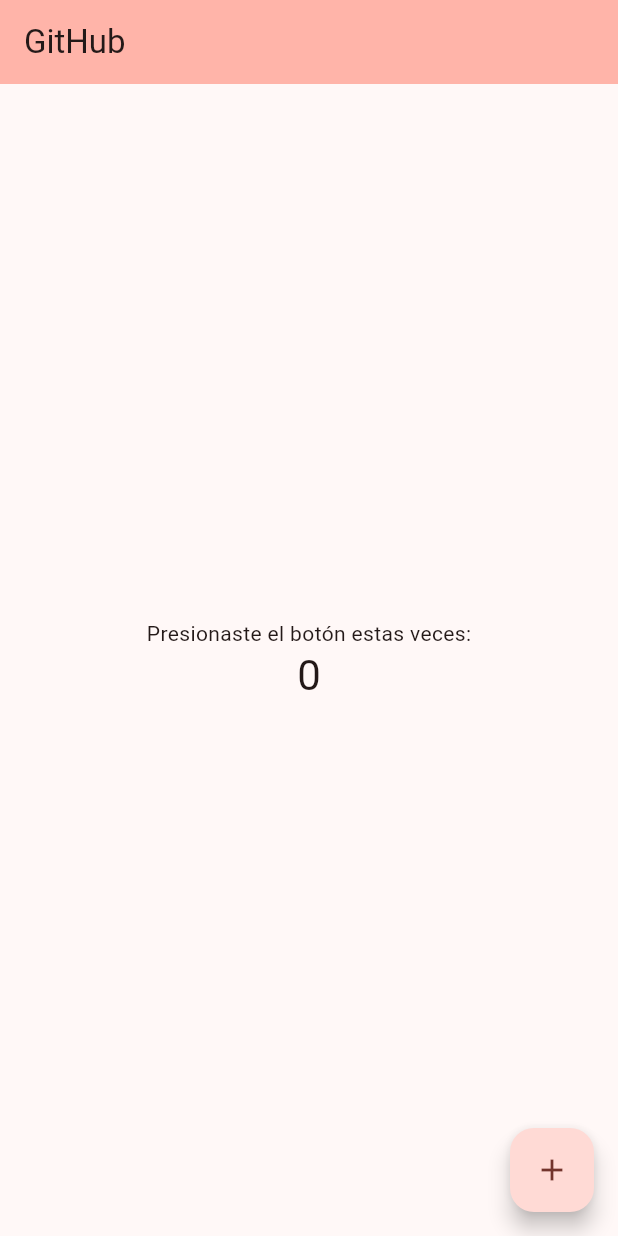
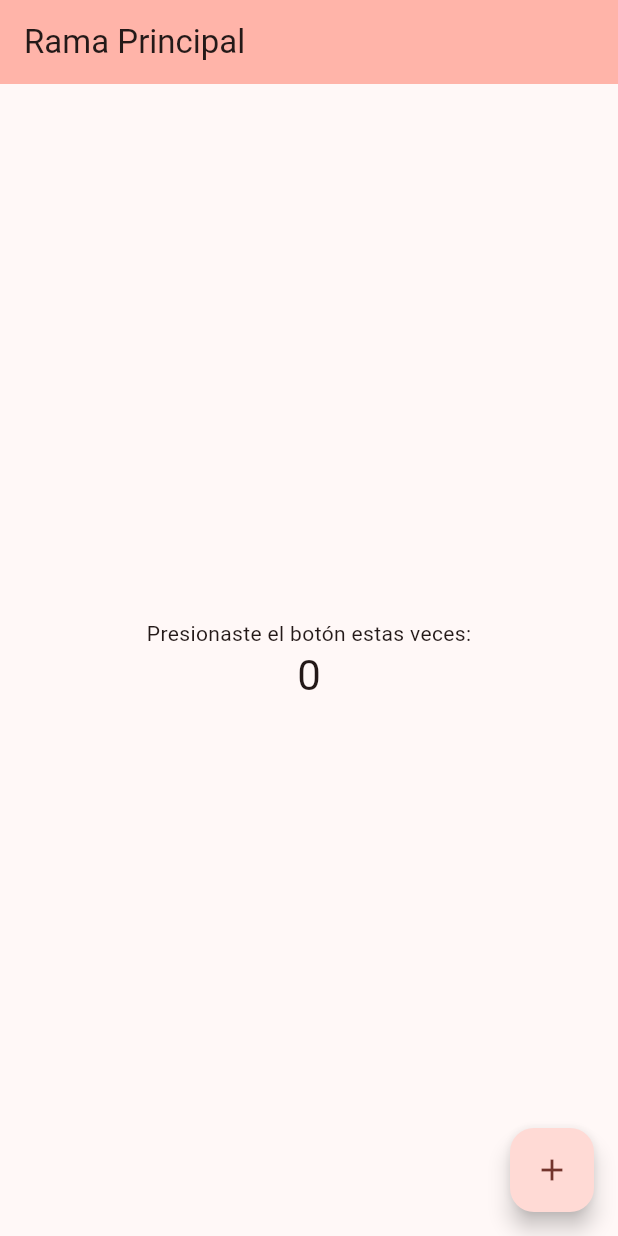
Before and after one commit to rlazarteg/AppCursoGit, a Flutter app: the screen it shows after launch, on a phone screen of 412 x 824 dp. Run offline on Flutter 3.47's test engine with Material 3 defaults, Android fonts, the phone set to English and light mode, and no system bars.

Commit message:
se modifico en nombre del appBar

```diff
--- a/lib/main.dart
+++ b/lib/main.dart
@@ -18,7 +18,7 @@ class MyApp extends StatelessWidget {
         colorScheme: ColorScheme.fromSeed(seedColor: Colors.red),
         useMaterial3: true,
       ),
-      home: const MyHomePage(title: 'GitHub'),
+      home: const MyHomePage(title: 'Rama Principal'),
     );
   }
 }
```
